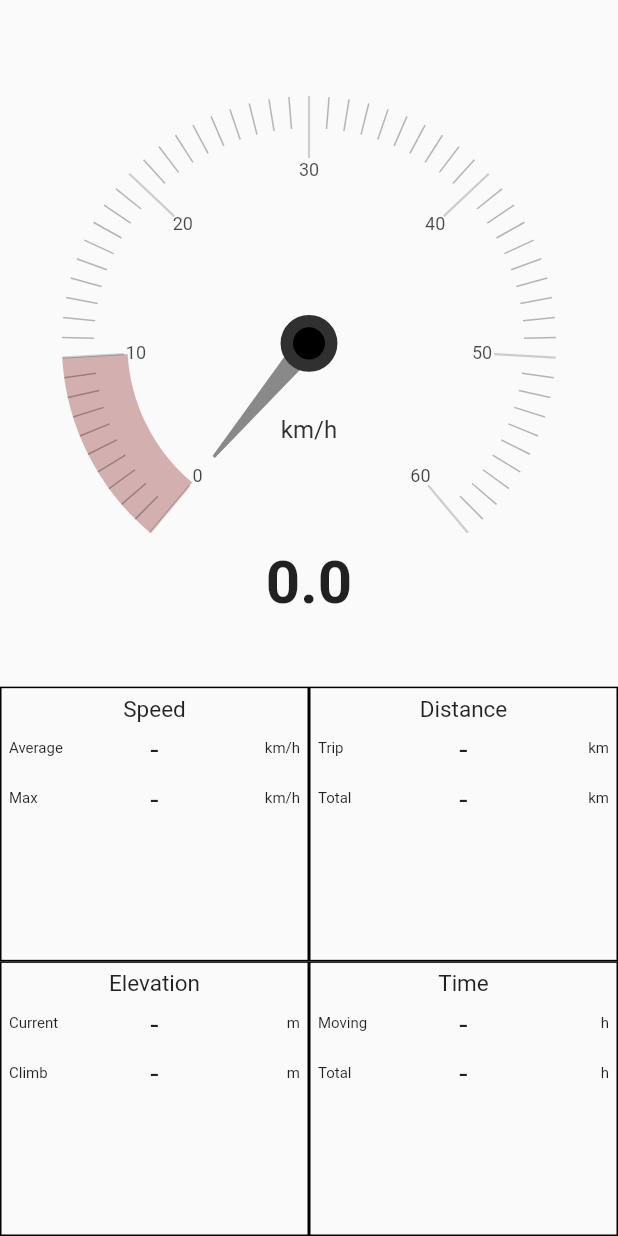
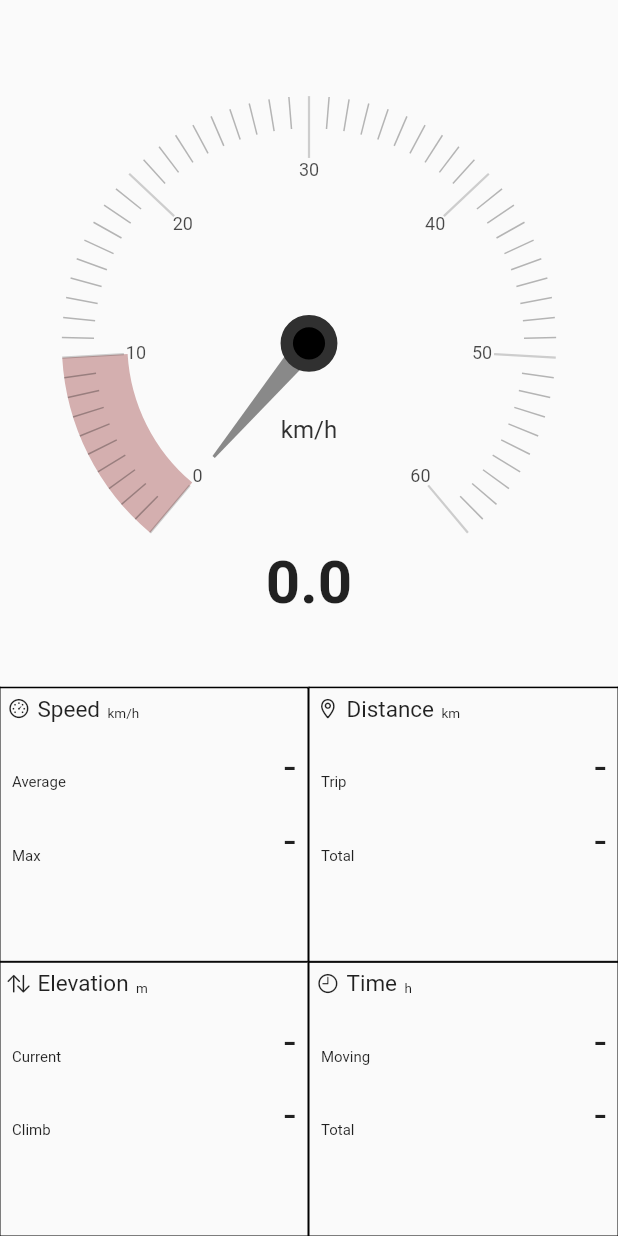
Before and after one commit to helmutheinz2002/bikemeter, a Flutter app: the Dashboard widget shown alone on an empty page, opened directly, on a phone screen of 412 x 824 dp. Run offline on Flutter 3.47's test engine with Material 2 defaults, Android fonts, the phone set to English and light mode, and no system bars; drawn by our look-alikes of flutter_platform_widgets, syncfusion_flutter_gauges; our stand-ins replace geolocator, google_fonts, rxdart; missing offline and left inert: circular_buffer, screen.

Commit message:
Re-styling

```diff
--- a/assets/lang/de.json
+++ b/assets/lang/de.json
@@ -13,5 +13,6 @@
   "moving": "Fahrt",
   "total": "Gesamt",
   "maximum": "Max",
+  "settings": "Einstellungen",
   "climb": "Anstieg"
 }
--- a/assets/lang/en.json
+++ b/assets/lang/en.json
@@ -13,5 +13,6 @@
   "moving": "Moving",
   "total": "Total",
   "maximum": "Max",
+  "settings": "Settings",
   "climb": "Climb"
 }
--- a/lib/cell_formatter.dart
+++ b/lib/cell_formatter.dart
@@ -1,4 +1,5 @@
 import 'package:bikemeter/app_localizations.dart';
+import 'package:flutter/cupertino.dart';
 import 'package:flutter/material.dart';
 
 import 'measure_controller.dart';
@@ -8,8 +9,9 @@ abstract class CellFormatter {
   final String upperLabel;
   final String lowerLabel;
   final String unit;
+  final IconData icon;
 
-  const CellFormatter(this.title, this.upperLabel, this.lowerLabel, this.unit);
+  const CellFormatter(this.title, this.upperLabel, this.lowerLabel, this.unit, this.icon);
 
   String pickAndFormat(
       BuildContext context, Measurement measurement, bool upper);
@@ -23,7 +25,7 @@ class CellFormatters {
 }
 
 class TimeCellFormatter extends CellFormatter {
-  const TimeCellFormatter() : super("time", "moving", "total", "h");
+  const TimeCellFormatter() : super("time", "moving", "total", "h", CupertinoIcons.clock);
 
   String formatDuration(Duration d) {
     return d.toString().split('.')[0];
@@ -36,7 +38,7 @@ class TimeCellFormatter extends CellFormatter {
 }
 
 class SpeedCellFormatter extends CellFormatter {
-  const SpeedCellFormatter() : super("speed", "average", "maximum", "km/h");
+  const SpeedCellFormatter() : super("speed", "average", "maximum", "km/h", CupertinoIcons.speedometer);
 
   @override
   String pickAndFormat(
@@ -46,7 +48,7 @@ class SpeedCellFormatter extends CellFormatter {
 }
 
 class ElevationCellFormatter extends CellFormatter {
-  const ElevationCellFormatter() : super("elevation", "current", "climb", "m");
+  const ElevationCellFormatter() : super("elevation", "current", "climb", "m", CupertinoIcons.arrow_up_arrow_down);
 
   @override
   String pickAndFormat(
@@ -56,7 +58,7 @@ class ElevationCellFormatter extends CellFormatter {
 }
 
 class DistanceCellFormatter extends CellFormatter {
-  const DistanceCellFormatter() : super("distance", "trip", "total", "km");
+  const DistanceCellFormatter() : super("distance", "trip", "total", "km", CupertinoIcons.placemark);
 
   @override
   String pickAndFormat(
--- a/lib/dashboard.dart
+++ b/lib/dashboard.dart
@@ -17,8 +17,8 @@ class Dashboard extends StatelessWidget {
           flex: 2,
           child: Row(
             children: <Widget>[
-              DashboardCell(CellFormatters.speedCellFormatter),
-              DashboardCell(CellFormatters.distanceCellFormatter),
+              DashboardCell(CellFormatters.speedCellFormatter, [BorderSideName.Top, BorderSideName.Right]),
+              DashboardCell(CellFormatters.distanceCellFormatter, [BorderSideName.Top]),
             ],
             crossAxisAlignment: CrossAxisAlignment.stretch,
           ),
@@ -27,8 +27,8 @@ class Dashboard extends StatelessWidget {
           flex: 2,
           child: Row(
             children: <Widget>[
-              DashboardCell(CellFormatters.elevationCellFormatter),
-              DashboardCell(CellFormatters.timeCellFormatter),
+              DashboardCell(CellFormatters.elevationCellFormatter, [BorderSideName.Top, BorderSideName.Right]),
+              DashboardCell(CellFormatters.timeCellFormatter, [BorderSideName.Top]),
             ],
             crossAxisAlignment: CrossAxisAlignment.stretch,
           ),
--- a/lib/dashboard_cell.dart
+++ b/lib/dashboard_cell.dart
@@ -2,21 +2,29 @@ import 'package:flutter/material.dart';
 import 'app_localizations.dart';
 import 'cell_formatter.dart';
 import 'measure_controller.dart';
+import 'package:google_fonts/google_fonts.dart';
+
+enum BorderSideName { Left, Top, Right, Bottom }
 
 class DashboardCell extends StatefulWidget {
   final CellFormatter _cellFormatter;
+  final List<BorderSideName> _sides;
 
-  const DashboardCell(this._cellFormatter);
+  const DashboardCell(this._cellFormatter, this._sides);
 
   @override
-  _DashboardCellState createState() => _DashboardCellState(_cellFormatter);
+  _DashboardCellState createState() =>
+      _DashboardCellState(_cellFormatter, _sides);
 }
 
 class _DashboardCellState extends State<DashboardCell> {
+  final double titleFontSize = 15;
+
   final CellFormatter _formatter;
+  final List<BorderSideName> _sides;
   Measurement _measurement;
 
-  _DashboardCellState(this._formatter);
+  _DashboardCellState(this._formatter, this._sides);
 
   @override
   void initState() {
@@ -42,27 +50,47 @@ class _DashboardCellState extends State<DashboardCell> {
         AppLocalizations.of(context).translate(_formatter.upperLabel);
     String lowerLabel =
         AppLocalizations.of(context).translate(_formatter.lowerLabel);
-    String unit =
-        AppLocalizations.of(context).translate(_formatter.unit);
+    String unit = AppLocalizations.of(context).translate(_formatter.unit);
 
     return Expanded(
       child: Container(
         decoration: BoxDecoration(
-          border: Border.all(
-            width: 1,
+          border: Border(
+            top: BorderSide(width: _sides.contains(BorderSideName.Top) ? 1 : 0),
+            left:
+                BorderSide(width: _sides.contains(BorderSideName.Left) ? 1 : 0),
+            bottom: BorderSide(
+                width: _sides.contains(BorderSideName.Bottom) ? 1 : 0),
+            right: BorderSide(
+                width: _sides.contains(BorderSideName.Right) ? 1 : 0),
           ),
         ),
         child: Column(
           crossAxisAlignment: CrossAxisAlignment.stretch,
           children: [
             Padding(
-              padding: EdgeInsets.fromLTRB(5,5,5,1),
-              child: Text(
-                '$title',
-                textAlign: TextAlign.center,
-                style: TextStyle(fontSize: 15),
-              ),
-            ),
+                padding: EdgeInsets.fromLTRB(5, 5, 5, 5),
+                child: Row(
+                  children: [
+                    Icon(_formatter.icon, size: titleFontSize),
+                    Row(
+                      crossAxisAlignment: CrossAxisAlignment.end,
+                      children: [
+                        Padding(
+                          padding: EdgeInsets.fromLTRB(5, 0, 5, 0),
+                          child: Text(
+                            title,
+                            style: TextStyle(fontSize: titleFontSize),
+                          ),
+                        ),
+                        Text(
+                          unit,
+                          style: TextStyle(fontSize: titleFontSize * 0.6),
+                        ),
+                      ],
+                    ),
+                  ],
+                )),
             getRow(upperLabel, upperValue, unit),
             getRow(lowerLabel, lowerValue, unit),
           ],
@@ -73,9 +101,10 @@ class _DashboardCellState extends State<DashboardCell> {
 
   Widget getRow(String label, value, unit) {
     return Padding(
-      padding: EdgeInsets.all(5),
+      padding: EdgeInsets.all(8),
       child: Row(
         mainAxisSize: MainAxisSize.max,
+        crossAxisAlignment: CrossAxisAlignment.end,
         children: [
           Expanded(
             child: Text(
@@ -88,15 +117,9 @@ class _DashboardCellState extends State<DashboardCell> {
             flex: 2,
             child: Text(
               value,
-              textAlign: TextAlign.center,
-              style: TextStyle(fontSize: 20),
-            ),
-          ),
-          Expanded(
-            child: Text(
-              unit,
               textAlign: TextAlign.end,
-              style: TextStyle(fontSize: 10),
+              style: TextStyle(fontSize: 28),
+              //GoogleFonts.courierPrime(fontSize: 28),
             ),
           ),
         ],
--- a/lib/tab_scaffold.dart
+++ b/lib/tab_scaffold.dart
@@ -28,6 +28,10 @@ class TabScaffold extends StatelessWidget {
           icon: Icon(isIOS ? CupertinoIcons.clock : Icons.history),
           label: AppLocalizations.of(context).translate('history'),
         ),
+        BottomNavigationBarItem(
+          icon: Icon(isIOS ? CupertinoIcons.gear : Icons.settings),
+          label: AppLocalizations.of(context).translate('settings'),
+        ),
       ],
       bodyBuilder: createContent,
     );
@@ -36,15 +40,12 @@ class TabScaffold extends StatelessWidget {
   PlatformAppBar createAppBar(BuildContext context, int index) {
     return PlatformAppBar(
       title: Text(Bikemeter.appName),
-      leading: ControlPanelState.createButton(context, Icons.settings,
-          AppLocalizations.of(context).translate('settings'), 20, () {
-            Navigator.of(context).push(CupertinoPageRoute(builder: (context) => SettingsPage()));
-          }),
       trailingActions: [
         ControlPanel(),
       ],
     );
   }
+
   Widget createContent(BuildContext context, int index) {
     if (index == 0) {
       return SafeArea(
@@ -52,13 +53,18 @@ class TabScaffold extends StatelessWidget {
           child: Dashboard(),
         ),
       );
+    } else if (index == 1) {
+      return SafeArea(
+        child: Center(
+          child: Text('History Page'),
+        ),
+      );
     } else {
       return SafeArea(
         child: Center(
-          child: Text('Second Page'),
+          child: Text('Settings Page'),
         ),
       );
     }
   }
-
 }
--- /dev/null
+++ b/lib/track.dart
@@ -0,0 +1,16 @@
+import 'package:bikemeter/geo_locator.dart';
+
+class TrackPoint {
+  final GeoLocation geoLocation;
+  final int timestamp;
+
+  TrackPoint(this.geoLocation, this.timestamp);
+}
+
+class Track {
+  List<TrackPoint> points = [];
+
+  void addPoint(GeoLocation geoLocation) {
+    points.add(TrackPoint(geoLocation, DateTime.now().millisecondsSinceEpoch));
+  }
+}
--- a/pubspec.yaml
+++ b/pubspec.yaml
@@ -38,6 +38,7 @@ dependencies:
   rxdart: ^0.27.0
   screen: ^0.0.5
   geolocator: ^7.0.3
+  google_fonts: ^2.1.0
 
 dev_dependencies:
   flutter_test:
```
Also changed, not shown: pubspec.lock.
